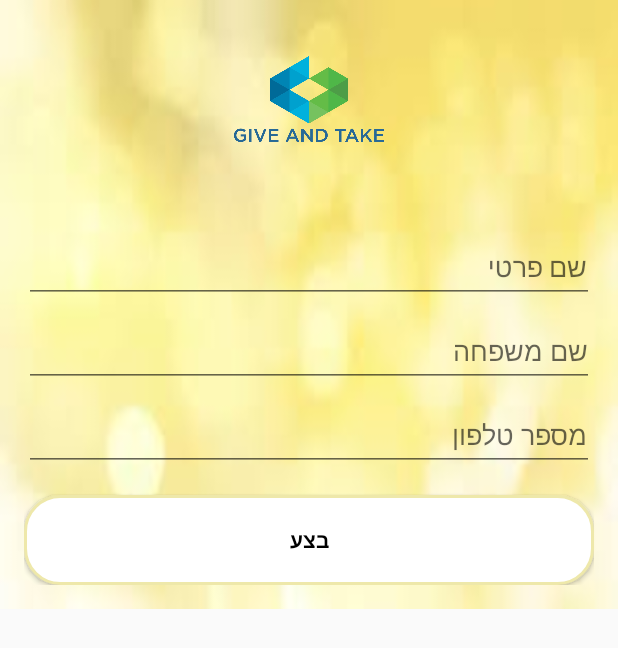
After one commit to advaHutah/GiveAndTake, an Android app: the fragment EditUserInfoFragment shown on its own in the app's theme, on a phone screen of 412 x 824 dp. The commit adds this screen. Shown: the top 648 px of the screen. Run offline under Robolectric (Android 15) with nearby library versions, the phone set to English and light mode, and no system bars; our stand-ins replace Firebase (no records; nobody signed in at launch, a user with empty details on screens opened directly).

Commit message:
2.0 i added edit user info bug: saving 3 time the same service next: notification for match to all users

```diff
--- a/app/src/main/java/com/example/win10/giveandtake/DBLogic/FirebaseManager.java
+++ b/app/src/main/java/com/example/win10/giveandtake/DBLogic/FirebaseManager.java
@@ -85,8 +85,13 @@ public class FirebaseManager {
 //        });
 //
 //    }
-    public void updateUserInfoInDB() {
-        //TODO
+    public void updateUserInfoInDB (String uid,String firstName, String lastName, String phoneNumber) {
+        db.child(Keys.USERS).child(uid).child(Keys.FIRTS_NAME).setValue(firstName);
+        db.child(Keys.USERS).child(uid).child(Keys.LAST_NAME).setValue(lastName);
+        db.child(Keys.USERS).child(uid).child(Keys.PHONE).setValue(phoneNumber);
+        db.child(Keys.USERS).child(uid).child(Keys.FULL_NAME).setValue(firstName+" "+lastName);
+
+
     }
 
     public void addTagsToDB(ArrayList<String> selectedTags) {
@@ -244,7 +249,10 @@ public class FirebaseManager {
         public static final String NOTIFICATIONS = "notifications";
         public static final String USERS_TOKENS = "usersTokens";
         public static final String FSM_TOKEN = "fcmToken";
-
+        public static final String FIRTS_NAME= "firstName";
+        public static final String LAST_NAME = "lastName";
+        public static final String PHONE = "phoneNumber";
+        public static final String FULL_NAME ="fullName" ;
     }
 
 
--- /dev/null
+++ b/app/src/main/java/com/example/win10/giveandtake/UI/EditUserInfoFragment.java
@@ -0,0 +1,60 @@
+package com.example.win10.giveandtake.UI;
+
+import android.app.Fragment;
+import android.os.Bundle;
+import android.support.annotation.Nullable;
+import android.view.LayoutInflater;
+import android.view.View;
+import android.view.ViewGroup;
+import android.widget.Button;
+import android.widget.EditText;
+import android.widget.RadioButton;
+import android.widget.RadioGroup;
+
+import com.example.win10.giveandtake.DBLogic.FirebaseManager;
+import com.example.win10.giveandtake.Logic.AppManager;
+import com.example.win10.giveandtake.R;
+
+public class EditUserInfoFragment extends Fragment {
+
+    private View view;
+    private EditText inputFirstName, inputLastName, inputPhoneNumber;
+    RadioGroup inputGenderGroup;
+    RadioButton inputGenderButton;
+    private String gender;
+    private Button confirm_btn;
+    private AppManager appManager;
+    private FirebaseManager firebaseManager;
+
+
+    @Nullable
+    @Override
+    public View onCreateView(LayoutInflater inflater, @Nullable ViewGroup container, Bundle savedInstanceState) {
+        view = inflater.inflate(R.layout.fragment_edit_user_info, container, false);
+
+        appManager = AppManager.getInstance();
+        firebaseManager = FirebaseManager.getInstance();
+
+        inputFirstName = (EditText) view.findViewById(R.id.first_name_text_edit);
+        inputLastName = (EditText) view.findViewById(R.id.last_name_text_edit);
+        inputPhoneNumber = (EditText) view.findViewById(R.id.phone_text_edit);
+        confirm_btn = (Button) view.findViewById(R.id.edit_user_info_btn);
+
+        confirm_btn.setOnClickListener(new View.OnClickListener() {
+            @Override
+            public void onClick(View view) {
+                if (!inputFirstName.getText().toString().equals("") && !inputLastName.getText().toString().equals("") && !inputPhoneNumber.getText().toString().equals("") ) {
+                    firebaseManager.updateUserInfoInDB(appManager.getCurrentUser().getId(), inputFirstName.getText().toString(), inputLastName.getText().toString(), inputPhoneNumber.getText().toString());
+                    //change fragment to defult
+                    UserHomeDefultFragment userHomeDefultFragment = new UserHomeDefultFragment();
+                    getFragmentManager().beginTransaction()
+                            .replace(R.id.content_frame, userHomeDefultFragment)
+                            .commit();
+                }
+            }
+        });
+
+        return view;
+    }
+
+}
--- a/app/src/main/java/com/example/win10/giveandtake/UI/LoginActivity.java
+++ b/app/src/main/java/com/example/win10/giveandtake/UI/LoginActivity.java
@@ -119,7 +119,7 @@ public class LoginActivity extends AppCompatActivity {
 
     private void updateUI(FirebaseUser user) {
         if (user != null) {
-            ProgressDialog.show(this, "login", "loading profile");
+          ProgressDialog.show(this, "login", "loading profile");
             FirebaseManager.getInstance().getUserDetailFromDB(auth.getCurrentUser().getUid(), new FirebaseManager.FirebaseCallback<User>() {
                 @Override
                 public void onDataArrived(User value) {
--- a/app/src/main/java/com/example/win10/giveandtake/UI/UserHomeActivity.java
+++ b/app/src/main/java/com/example/win10/giveandtake/UI/UserHomeActivity.java
@@ -43,6 +43,7 @@ public class UserHomeActivity extends AppCompatActivity {
     private FullUserInfoFragment fullUserInfoFragment;
     private TakeRequestFragment takeRequestFragment;
     private GiveRequestFragment giveRequestFragment;
+    private EditUserInfoFragment editUserInfoFragment;
 
     @Override
     protected void onCreate(Bundle savedInstanceState) {
@@ -124,6 +125,10 @@ public class UserHomeActivity extends AppCompatActivity {
                             }
 
                             case R.id.nav_edit_user_info: {
+                                editUserInfoFragment = new EditUserInfoFragment();
+                                fragmentManager.beginTransaction()
+                                        .replace(R.id.content_frame, editUserInfoFragment)
+                                        .commit();
                                 break;
                             }
                             case R.id.nav_connect: {
--- /dev/null
+++ b/app/src/main/res/layout/fragment_edit_user_info.xml
@@ -0,0 +1,99 @@
+<?xml version="1.0" encoding="utf-8"?>
+<android.support.constraint.ConstraintLayout xmlns:android="http://schemas.android.com/apk/res/android"
+    android:id="@+id/fragment_edit_user_info"
+    android:layout_width="match_parent"
+    android:layout_height="match_parent">
+
+    <ScrollView
+        android:layout_width="match_parent"
+        android:layout_height="match_parent">
+
+        <LinearLayout
+            android:layout_width="fill_parent"
+            android:layout_height="fill_parent"
+            android:background="@drawable/light_yellow_background"
+            android:gravity="center"
+            android:orientation="vertical"
+            android:padding="@dimen/activity_horizontal_margin">
+
+
+            <ImageView
+                android:layout_width="@dimen/logo_w_h"
+                android:layout_height="@dimen/logo_w_h"
+                android:layout_gravity="center_horizontal"
+                android:layout_marginBottom="30dp"
+                android:src="@drawable/temp_logo" />
+
+
+            <android.support.design.widget.TextInputLayout
+                android:layout_width="match_parent"
+                android:layout_height="wrap_content">
+
+                <EditText
+                    android:id="@+id/first_name_text_edit"
+                    android:layout_width="match_parent"
+                    android:layout_height="wrap_content"
+                    android:focusableInTouchMode="true"
+                    android:hint="@string/hint_first_name"
+                    android:imeOptions="actionUnspecified"
+                    android:inputType="text"
+                    android:maxLines="1"
+                    android:textColor="@android:color/black" />
+            </android.support.design.widget.TextInputLayout>
+
+            <android.support.design.widget.TextInputLayout
+                android:layout_width="match_parent"
+                android:layout_height="wrap_content">
+
+                <EditText
+                    android:id="@+id/last_name_text_edit"
+                    android:layout_width="match_parent"
+                    android:layout_height="wrap_content"
+                    android:focusableInTouchMode="true"
+                    android:hint="@string/hint_last_name"
+                    android:imeOptions="actionUnspecified"
+                    android:inputType="text"
+                    android:maxLines="1"
+                    android:textColor="@android:color/black" />
+            </android.support.design.widget.TextInputLayout>
+
+            <android.support.design.widget.TextInputLayout
+                android:layout_width="match_parent"
+                android:layout_height="wrap_content">
+
+                <EditText
+                    android:id="@+id/phone_text_edit"
+                    android:layout_width="match_parent"
+                    android:layout_height="wrap_content"
+                    android:focusableInTouchMode="true"
+                    android:hint="@string/hint_phone"
+                    android:imeOptions="actionUnspecified"
+                    android:inputType="number"
+                    android:maxLines="1"
+                    android:textColor="@android:color/black" />
+
+            </android.support.design.widget.TextInputLayout>
+
+            <Button
+                android:id="@+id/edit_user_info_btn"
+                style="?android:textAppearanceSmall"
+                android:layout_width="match_parent"
+                android:layout_height="wrap_content"
+                android:layout_marginTop="16dp"
+                android:background="@drawable/button_shape"
+                android:text="@string/edit_user_info_btn"
+                android:textColor="@android:color/black"
+                android:textStyle="bold" />
+
+        </LinearLayout>
+    </ScrollView>
+
+    <ProgressBar
+        android:id="@+id/progressBar"
+        android:layout_width="30dp"
+        android:layout_height="30dp"
+        android:layout_gravity="center|bottom"
+        android:layout_marginBottom="20dp"
+        android:visibility="gone" />
+
+</android.support.constraint.ConstraintLayout>
--- a/app/src/main/res/values/strings.xml
+++ b/app/src/main/res/values/strings.xml
@@ -71,6 +71,7 @@
     <string name="start_service">התחל שירות</string>
     <string name="finish_service">סיים שירות</string>
     <string name="cancel_service">בטל שירות</string>
+    <string name="edit_user_info_btn">בצע</string>
 
 
 </resources>
```
